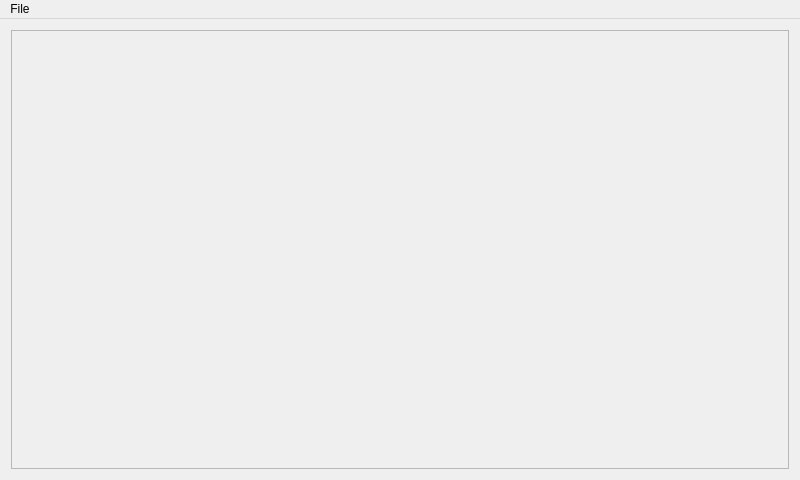
Before: the Qt Designer form mainwindow.ui in rarog/FilePile, drawn with Qt 5.
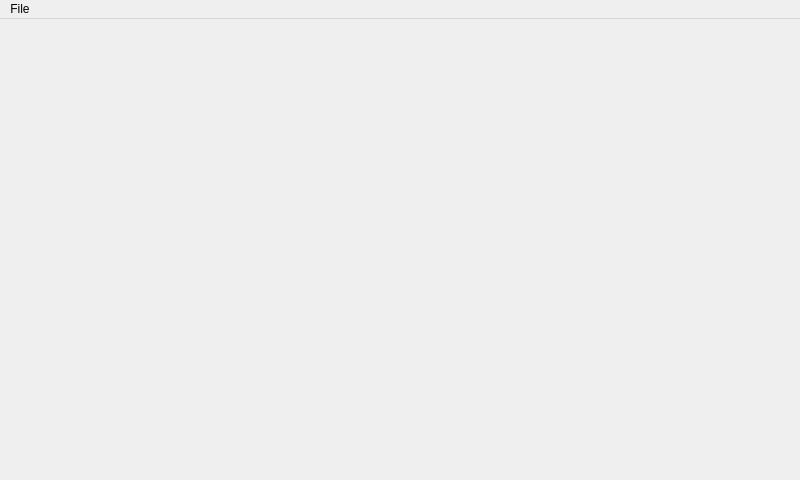
After: the same form once the commit is applied. Icons and pictures are not drawn.

Commit message: Removing margins and frame style from main window.

```diff
--- a/mainwindow.ui
+++ b/mainwindow.ui
@@ -19,8 +19,23 @@
   </property>
   <widget class="QWidget" name="centralWidget">
    <layout class="QGridLayout" name="gridLayout">
+    <property name="leftMargin">
+     <number>0</number>
+    </property>
+    <property name="topMargin">
+     <number>0</number>
+    </property>
+    <property name="rightMargin">
+     <number>0</number>
+    </property>
+    <property name="bottomMargin">
+     <number>0</number>
+    </property>
     <item row="0" column="0">
      <widget class="QScrollArea" name="ContentFrame">
+      <property name="frameShape">
+       <enum>QFrame::NoFrame</enum>
+      </property>
       <property name="widgetResizable">
        <bool>true</bool>
       </property>
@@ -29,8 +44,8 @@
         <rect>
          <x>0</x>
          <y>0</y>
-         <width>782</width>
-         <height>445</height>
+         <width>800</width>
+         <height>463</height>
         </rect>
        </property>
       </widget>
```
